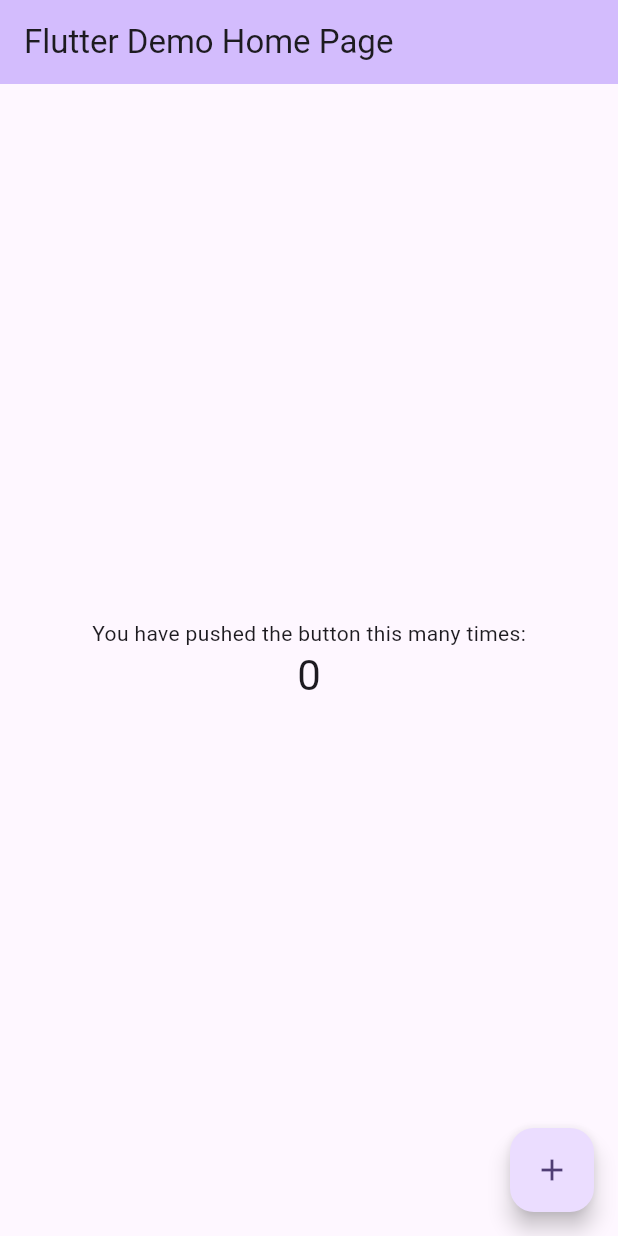
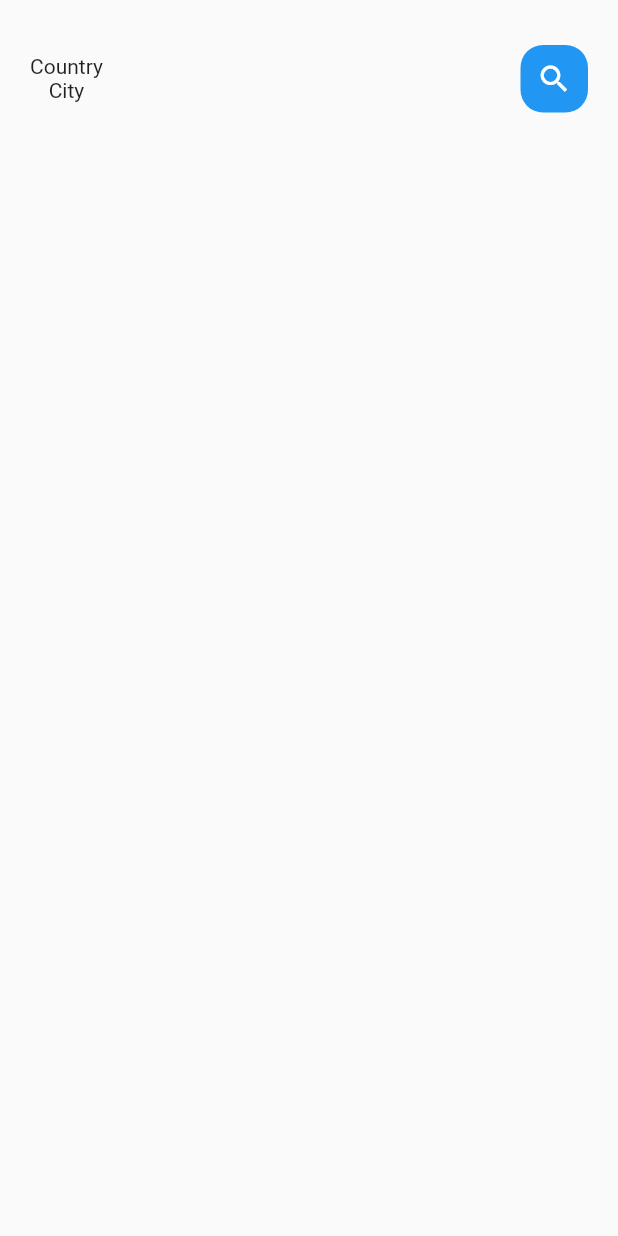
Before and after one commit to alvine2200/food-delivery-app, a Flutter app: the screen it shows after launch, on a phone screen of 412 x 824 dp. Run offline on Flutter 3.47's test engine with Material 2 defaults, Android fonts, the phone set to English and light mode, and no system bars.

Commit message:
header styling

```diff
--- a/food_delivery_app/lib/main.dart
+++ b/food_delivery_app/lib/main.dart
@@ -1,4 +1,5 @@
 import 'package:flutter/material.dart';
+import 'package:food_delivery_app/pages/main_home_page.dart';
 
 void main() {
   runApp(const MyApp());
@@ -11,115 +12,11 @@ class MyApp extends StatelessWidget {
   @override
   Widget build(BuildContext context) {
     return MaterialApp(
-      title: 'Flutter Demo',
+      debugShowCheckedModeBanner: false,
       theme: ThemeData(
-        // This is the theme of your application.
-        //
-        // TRY THIS: Try running your application with "flutter run". You'll see
-        // the application has a blue toolbar. Then, without quitting the app,
-        // try changing the seedColor in the colorScheme below to Colors.green
-        // and then invoke "hot reload" (save your changes or press the "hot
-        // reload" button in a Flutter-supported IDE, or press "r" if you used
-        // the command line to start the app).
-        //
-        // Notice that the counter didn't reset back to zero; the application
-        // state is not lost during the reload. To reset the state, use hot
-        // restart instead.
-        //
-        // This works for code too, not just values: Most code changes can be
-        // tested with just a hot reload.
-        colorScheme: ColorScheme.fromSeed(seedColor: Colors.deepPurple),
-        useMaterial3: true,
+        primaryColor: Colors.white,
       ),
-      home: const MyHomePage(title: 'Flutter Demo Home Page'),
+      home: const HomePage(),
     );
   }
 }
-
-class MyHomePage extends StatefulWidget {
-  const MyHomePage({super.key, required this.title});
-
-  // This widget is the home page of your application. It is stateful, meaning
-  // that it has a State object (defined below) that contains fields that affect
-  // how it looks.
-
-  // This class is the configuration for the state. It holds the values (in this
-  // case the title) provided by the parent (in this case the App widget) and
-  // used by the build method of the State. Fields in a Widget subclass are
-  // always marked "final".
-
-  final String title;
-
-  @override
-  State<MyHomePage> createState() => _MyHomePageState();
-}
-
-class _MyHomePageState extends State<MyHomePage> {
-  int _counter = 0;
-
-  void _incrementCounter() {
-    setState(() {
-      // This call to setState tells the Flutter framework that something has
-      // changed in this State, which causes it to rerun the build method below
-      // so that the display can reflect the updated values. If we changed
-      // _counter without calling setState(), then the build method would not be
-      // called again, and so nothing would appear to happen.
-      _counter++;
-    });
-  }
-
-  @override
-  Widget build(BuildContext context) {
-    // This method is rerun every time setState is called, for instance as done
-    // by the _incrementCounter method above.
-    //
-    // The Flutter framework has been optimized to make rerunning build methods
-    // fast, so that you can just rebuild anything that needs updating rather
-    // than having to individually change instances of widgets.
-    return Scaffold(
-      appBar: AppBar(
-        // TRY THIS: Try changing the color here to a specific color (to
-        // Colors.amber, perhaps?) and trigger a hot reload to see the AppBar
-        // change color while the other colors stay the same.
-        backgroundColor: Theme.of(context).colorScheme.inversePrimary,
-        // Here we take the value from the MyHomePage object that was created by
-        // the App.build method, and use it to set our appbar title.
-        title: Text(widget.title),
-      ),
-      body: Center(
-        // Center is a layout widget. It takes a single child and positions it
-        // in the middle of the parent.
-        child: Column(
-          // Column is also a layout widget. It takes a list of children and
-          // arranges them vertically. By default, it sizes itself to fit its
-          // children horizontally, and tries to be as tall as its parent.
-          //
-          // Column has various properties to control how it sizes itself and
-          // how it positions its children. Here we use mainAxisAlignment to
-          // center the children vertically; the main axis here is the vertical
-          // axis because Columns are vertical (the cross axis would be
-          // horizontal).
-          //
-          // TRY THIS: Invoke "debug painting" (choose the "Toggle Debug Paint"
-          // action in the IDE, or press "p" in the console), to see the
-          // wireframe for each widget.
-          mainAxisAlignment: MainAxisAlignment.center,
-          children: <Widget>[
-            const Text(
-              'You have pushed the button this many times:',
-            ),
-            Text(
-              '$_counter',
-              style: Theme.of(context).textTheme.headlineMedium,
-            ),
-          ],
-        ),
-      ),
-      floatingActionButton: FloatingActionButton(
-        onPressed: _incrementCounter,
-        tooltip: 'Increment',
-        child: const Icon(Icons.add),
-      ), // This trailing comma makes auto-formatting nicer for build methods.
-    );
-  }
-}
--- /dev/null
+++ b/food_delivery_app/lib/pages/main_home_page.dart
@@ -0,0 +1,51 @@
+import 'package:flutter/material.dart';
+
+class HomePage extends StatefulWidget {
+  const HomePage({super.key});
+
+  @override
+  State<HomePage> createState() => _HomePageState();
+}
+
+class _HomePageState extends State<HomePage> {
+  @override
+  Widget build(BuildContext context) {
+    return Scaffold(
+      body: Column(
+        children: [
+          Container(
+            child: Container(
+              margin: const EdgeInsets.only(top: 30, bottom: 15),
+              padding: const EdgeInsets.only(left: 20, right: 20),
+              child: Row(
+                mainAxisAlignment: MainAxisAlignment.spaceBetween,
+                children: [
+                  const Column(
+                    children: [
+                      Text('Country'),
+                      Text('City'),
+                    ],
+                  ),
+                  Center(
+                    child: Container(
+                      width: 45,
+                      height: 45,
+                      decoration: BoxDecoration(
+                        borderRadius: BorderRadius.circular(15),
+                        color: Colors.blue,
+                      ),
+                      child: const Icon(
+                        Icons.search,
+                        color: Colors.white,
+                      ),
+                    ),
+                  )
+                ],
+              ),
+            ),
+          ),
+        ],
+      ),
+    );
+  }
+}
```
